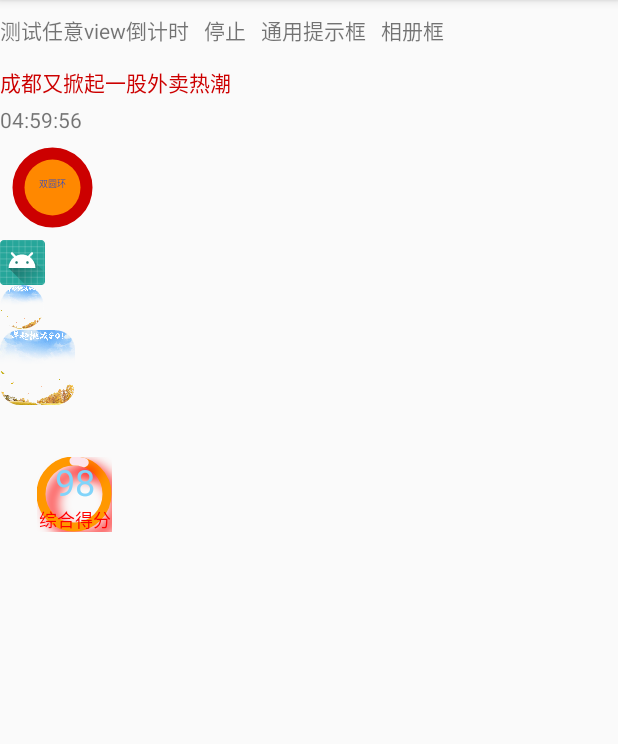
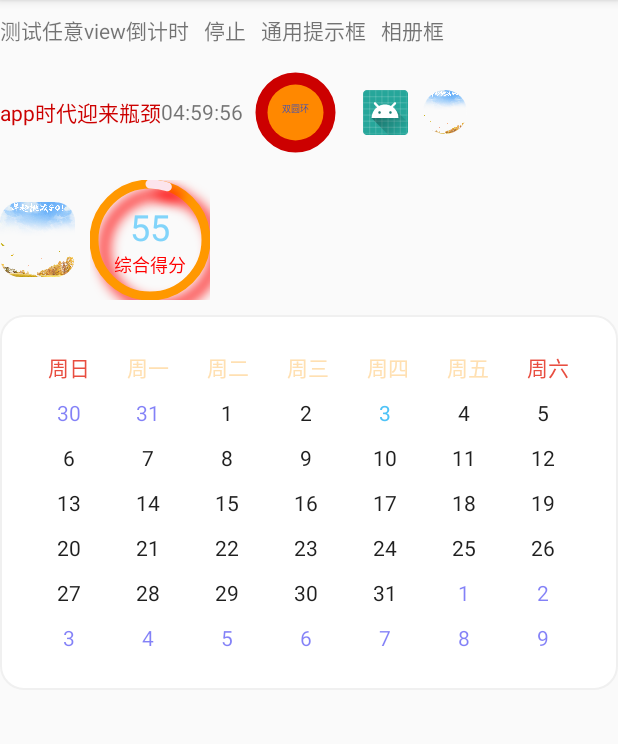
Before and after one commit to zhengzaihong/MyViews, an Android app: the screen it shows after launch (MainActivity), on a phone screen of 412 x 824 dp, the part 84-828 px from its top. Run offline under Robolectric (Android 15) with nearby library versions, the phone set to English and light mode, and no system bars.

Commit message:
version_0.1.7

```diff
--- a/app/src/main/java/dz/solc/myviews/MainActivity.kt
+++ b/app/src/main/java/dz/solc/myviews/MainActivity.kt
@@ -1,13 +1,18 @@
 package dz.solc.myviews
 
+import android.annotation.SuppressLint
 import android.support.v7.app.AppCompatActivity
 import android.os.Bundle
+import android.view.View
+import android.widget.AdapterView
 import android.widget.Toast
+import dz.solc.viewtool.calendar.CalendarAdapter
+import dz.solc.viewtool.calendar.CalendarView
 import dz.solc.viewtool.dialog.OftenDialog
 import dz.solc.viewtool.dialog.PhotoDialog
 import dz.solc.viewtool.view.TimerView
 import kotlinx.android.synthetic.main.activity_main.*
-import java.util.ArrayList
+import java.util.*
 
 class MainActivity : AppCompatActivity(), TimerView.TimerViewListener {
     override fun startfresh(currentime: Int) {
@@ -21,14 +26,15 @@ class MainActivity : AppCompatActivity(), TimerView.TimerViewListener {
     private lateinit var instance: TimerView
     private lateinit var oftendialog: OftenDialog
     private lateinit var photoDialog: PhotoDialog
+    @SuppressLint("WrongConstant")
     override fun onCreate(savedInstanceState: Bundle?) {
         super.onCreate(savedInstanceState)
         setContentView(R.layout.activity_main)
         val list = ArrayList<CharSequence>()
-        list.add("成都又掀起一股外卖热潮")
         list.add("app时代迎来瓶颈")
-        list.add("黄金蛋炒饭正式起了")
-        list.add("说出你心中那道菜")
+        list.add("app时代迎来瓶颈")
+        list.add("app时代迎来瓶颈")
+        list.add("app时代迎来瓶颈")
         marqueeview.setTextColor(android.R.color.holo_red_dark)
         marqueeview.startWithList(list)
 
@@ -74,5 +80,23 @@ class MainActivity : AppCompatActivity(), TimerView.TimerViewListener {
             photoDialog.showDialog()
 
         })
+
+        //超简洁自定义日历控件
+        calendarview.setWorkDayColor(this.resources.getColor(R.color.orange_100))
+                .setRestDayColor(this.resources.getColor(R.color.red_400))
+                .setCurrentDayColor(this.resources.getColor(R.color.light_blue_300))
+                .setHideOtherMonthDay(false)
+                .setInmonthNotToDayColor(this.resources.getColor(R.color.black_alpha_224))
+                .setBackGround(R.drawable.bg_corners_dialog_main)
+                .setMargin(10, 10, 10, 10)
+                .setPading(30, 30, 30, 30)
+                .setOnItmeClickListener { parent, view, position, id ->
+                    Toast.makeText(this, "" + (parent.adapter.getItem(position) as Date).date, 1).show()
+                }
+//                外部自定义样式
+//                .setAdapterItmeLayout(R.layout.calendar_cell_itme2)
+//                .setAdapterDrawListener { holder, position, entity ->
+//                    holder.setText(R.id.tv_date1, "22")
+//                }
     }
 }
--- a/app/src/main/res/layout/activity_main.xml
+++ b/app/src/main/res/layout/activity_main.xml
@@ -36,6 +36,7 @@
             android:layout_marginLeft="@dimen/len_10"
             android:gravity="center_vertical"
             android:text="通用提示框" />
+
         <TextView
             android:id="@+id/tv_photo_dialog"
             android:layout_width="wrap_content"
@@ -45,16 +46,23 @@
             android:text="相册框" />
     </LinearLayout>
 
+
+    <LinearLayout
+        android:gravity="center_vertical"
+        android:layout_width="match_parent"
+        android:layout_height="wrap_content"
+        android:orientation="horizontal">
+
         <dz.solc.viewtool.view.MarqueeView
             android:id="@+id/marqueeview"
-        android:layout_width="match_parent"
+            android:layout_width="wrap_content"
             android:layout_height="30dp"
             android:text="Hello World!"
             app:mvTextColor="@android:color/holo_red_dark" />
 
         <dz.solc.viewtool.view.CountdownTextView
             android:id="@+id/countdowntextview"
-        android:layout_width="match_parent"
+            android:layout_width="wrap_content"
             android:layout_height="20dp" />
 
         <dz.solc.viewtool.view.ProgressWheel
@@ -75,6 +83,8 @@
 
         <dz.solc.viewtool.view.RotateImageView
             android:id="@+id/riv_cycle"
+            android:layout_marginRight="@dimen/len_10"
+            android:layout_marginLeft="@dimen/len_10"
             android:layout_width="30dp"
             android:layout_height="30dp"
             android:background="@mipmap/ic_launcher_round" />
@@ -83,6 +93,15 @@
             android:layout_width="30dp"
             android:layout_height="30dp"
             android:src="@mipmap/bj" />
+
+    </LinearLayout>
+
+    <LinearLayout
+        android:gravity="center_vertical"
+        android:layout_gravity="center_vertical"
+        android:orientation="horizontal"
+        android:layout_width="match_parent"
+        android:layout_height="wrap_content">
 
         <dz.solc.viewtool.view.RoundIconView
             android:id="@+id/riv_round"
@@ -93,20 +112,19 @@
 
         <RelativeLayout
             android:layout_width="@dimen/len_100"
-        android:layout_height="@dimen/len_100"
-        android:layout_marginTop="@dimen/len_10">
+            android:layout_height="@dimen/len_100">
 
             <dz.solc.viewtool.view.CircleProgressBar
                 android:id="@+id/circleProgressBar"
-            android:layout_width="50dp"
-            android:layout_height="50dp"
+                android:layout_width="150dp"
+                android:layout_height="150dp"
                 android:layout_centerHorizontal="true"
                 android:layout_centerInParent="true"
                 android:layout_gravity="center"
                 android:layout_marginTop="20dp"
                 app:circleWidth="6dp"
                 app:firstColor="#ff9800"
-            app:progress="10"
+                app:progress="55"
                 app:secondColor="#fce4ec"
                 app:showText="false" />
 
@@ -121,7 +139,7 @@
                     android:id="@+id/tv_score"
                     android:layout_width="wrap_content"
                     android:layout_height="wrap_content"
-                android:text="98"
+                    android:text="55"
                     android:textColor="@color/light_blue_200"
                     android:textSize="@dimen/font_24" />
 
@@ -135,4 +153,17 @@
             </LinearLayout>
 
         </RelativeLayout>
+
     </LinearLayout>
+
+
+    <dz.solc.viewtool.calendar.CalendarView
+        android:id="@+id/calendarview"
+        android:layout_width="match_parent"
+        android:layout_height="wrap_content"
+        android:layout_marginLeft="@dimen/len_30"
+        android:layout_marginRight="@dimen/len_30">
+
+    </dz.solc.viewtool.calendar.CalendarView>
+
+</LinearLayout>
--- /dev/null
+++ b/app/src/main/res/layout/calendar_cell_itme2.xml
@@ -0,0 +1,13 @@
+<?xml version="1.0" encoding="utf-8"?>
+<RelativeLayout xmlns:android="http://schemas.android.com/apk/res/android"
+    android:layout_width="match_parent"
+    android:background="@color/pink_500"
+    android:layout_height="match_parent">
+
+    <TextView
+        android:id="@+id/tv_date1"
+        android:layout_width="30dp"
+        android:layout_height="30dp"
+        android:layout_centerInParent="true"
+        android:gravity="center" />
+</RelativeLayout>
--- a/myview/build.gradle
+++ b/myview/build.gradle
@@ -43,7 +43,7 @@ publish {
     userOrg = 'zhengzaihong'
     groupId = 'com.zzh'
     uploadName = "viewtool"
-    publishVersion = '0.1.6'
+    publishVersion = '0.1.7'
     desc = 'this quick tools make your app has kinds of viewtools'
     website = 'https://github.com/zhengzaihong/MyViews.git'
 }
--- /dev/null
+++ b/myview/src/main/java/dz/solc/viewtool/calendar/CalendarAdapter.java
@@ -0,0 +1,215 @@
+package dz.solc.viewtool.calendar;
+
+import android.annotation.SuppressLint;
+import android.content.Context;
+import android.graphics.Bitmap;
+import android.util.SparseArray;
+import android.view.LayoutInflater;
+import android.view.View;
+import android.view.ViewGroup;
+import android.widget.BaseAdapter;
+import android.widget.ImageView;
+import android.widget.TextView;
+
+import java.util.Date;
+import java.util.HashSet;
+import java.util.List;
+import java.util.Set;
+
+import dz.solc.viewtool.R;
+
+/**
+ * creat_user: zhengzaihong
+ * email:1096877329@qq.com
+ * creat_date: 2017/12/5
+ * creat_time: 21:42
+ * describe: 日期适配器
+ **/
+public abstract class CalendarAdapter<T> extends BaseAdapter {
+    private List<Date> listdata;
+    private Set<Integer> singdays = new HashSet<>();
+    private Context mContext;
+    private LayoutInflater inflater;
+    private Date nowdate;
+    private boolean hideotherday = false;
+    private int otherdaycolor = R.color.black_alpha_80;
+    private int currendaycolor = R.color.red;
+    private int inmonthnotday = R.color.red_200;
+    private int layoutId;
+
+    public CalendarAdapter(Context context, List<Date> listdata, int layoutId) {
+        this.mContext = context;
+        this.listdata = listdata;
+        this.layoutId = layoutId;
+        inflater = (LayoutInflater) context.getSystemService(Context.LAYOUT_INFLATER_SERVICE);
+        nowdate = new Date();
+    }
+
+
+    public void updatedays(Set<Integer> singdays) {
+        this.singdays = singdays;
+        notifyDataSetChanged();
+    }
+
+    //设置隐藏其他月份的日期显示
+    public CalendarAdapter setHideOtherMonthDay(boolean hideotherday) {
+        this.hideotherday = hideotherday;
+        return this;
+    }
+
+    //设置其他月份的颜色
+    public CalendarAdapter setOtherMonthDayColor(int color) {
+        this.otherdaycolor = color;
+        return this;
+    }
+
+    //设置当天的颜色
+    public CalendarAdapter setCurrentDayColor(int color) {
+        this.currendaycolor = color;
+        return this;
+    }
+
+    //设置当月非当天的颜色
+    public CalendarAdapter setInmonthNotToDayColor(int color) {
+        this.inmonthnotday = color;
+        return this;
+    }
+
+    @Override
+    public int getCount() {
+        return null != listdata ? listdata.size() : 0;
+    }
+
+    @Override
+    public Object getItem(int i) {
+        return null != listdata ? listdata.get(i) : i;
+    }
+
+    @Override
+    public long getItemId(int i) {
+        return i;
+    }
+
+    @SuppressLint("ResourceAsColor")
+    @Override
+    public View getView(int position, View convertView, ViewGroup parent) {
+
+        if (layoutId == R.layout.calendar_cell_itme) {
+            ViewHolder1 holder;
+            if (null == convertView) {
+                convertView = inflater.inflate(layoutId, null);
+                holder = new ViewHolder1(convertView);
+                convertView.setTag(holder);
+            } else {
+                holder = (ViewHolder1) convertView.getTag();
+            }
+            Date date = listdata.get(position);
+            holder.tv_date.setText(date.getDate() + "");
+            //判断时间是不是当天
+            if (nowdate.getDate() == date.getDate() && nowdate.getYear() == date.getYear() && nowdate.getMonth() == date.getMonth() && nowdate.getDay() == date.getDay()) {
+                holder.tv_date.setTextColor(currendaycolor);
+            } else {
+                holder.tv_date.setTextColor(inmonthnotday);
+            }
+            //如果签到包含则改变字体颜色
+            if (singdays.contains(date.getDate())) {
+                holder.tv_date.setTextColor(currendaycolor);
+            }
+            //把不是本月份的号数设置颜色
+            if (nowdate.getMonth() != date.getMonth()) {
+                holder.tv_date.setTextColor(otherdaycolor);
+                if (hideotherday) {
+                    holder.tv_date.setVisibility(View.INVISIBLE);
+                }
+            }
+
+            return convertView;
+        } else {
+            ViewHolder holder = ViewHolder.get(mContext, convertView, parent, layoutId, position);
+            convert(holder, position, (T) listdata.get(position));
+            return holder.getConvertView();
+        }
+
+    }
+
+    private class ViewHolder1 {
+        View view;
+        TextView tv_date;
+
+        public ViewHolder1(View view) {
+            this.view = view;
+            tv_date = view.findViewById(R.id.tv_date);
+        }
+    }
+
+    /**
+     * @param holder 是getView中要用来返回的哪个holder，第二个参数是getItem(position)，是list<T>中的那个T，即每行的数据对象
+     */
+    public abstract void convert(ViewHolder holder, int position, T entity);
+
+    public static class ViewHolder {
+        private int mPosition;
+        private View mConvertView;
+        private SparseArray<View> mViews;
+
+        private ViewHolder(Context context, ViewGroup parent, int layoutId, int position) {
+            this.mPosition = position;
+            this.mViews = new SparseArray<View>();
+            mConvertView = LayoutInflater.from(context).inflate(layoutId, parent, false);
+            mConvertView.setTag(this);
+        }
+
+        public static ViewHolder get(Context context, View convertView, ViewGroup parent, int layoutId, int position) {
+            if (convertView == null) {
+                return new ViewHolder(context, parent, layoutId, position);
+            } else {
+                ViewHolder holder = (ViewHolder) convertView.getTag();
+                holder.mPosition = position;
+                return holder;
+            }
+        }
+
+        //根据id，从xml中找出来
+        public <E extends View> E getView(int viewId) {
+            View view = mViews.get(viewId);
+            if (view == null) {
+                view = mConvertView.findViewById(viewId);
+                mViews.put(viewId, view);
+
+            }
+            return (E) view;
+        }
+
+        public View getConvertView() {
+            return mConvertView;
+        }
+
+        /**
+         * 根据textView的id和传来的字符串直接给这个textView赋值
+         *
+         * @param viewId
+         * @param text
+         * @return
+         */
+        public ViewHolder setText(int viewId, String text) {
+            TextView tv = getView(viewId);
+            tv.setText(text);
+            return this;
+        }
+
+
+        public ViewHolder setImageResource(int viewId, int resId) {
+            ImageView view = getView(viewId);
+            view.setImageResource(resId);
+            return this;
+        }
+
+        public ViewHolder setImageBitmap(int viewId, Bitmap bitMap) {
+            ImageView view = getView(viewId);
+            view.setImageBitmap(bitMap);
+            return this;
+        }
+
+
+    }
+}
--- /dev/null
+++ b/myview/src/main/java/dz/solc/viewtool/calendar/CalendarView.java
@@ -0,0 +1,233 @@
+package dz.solc.viewtool.calendar;
+
+import android.content.Context;
+import android.os.Build;
+import android.support.annotation.Nullable;
+import android.support.annotation.RequiresApi;
+import android.util.AttributeSet;
+import android.view.LayoutInflater;
+import android.view.View;
+import android.widget.AdapterView;
+import android.widget.GridView;
+import android.widget.LinearLayout;
+import android.widget.TextView;
+
+import java.util.ArrayList;
+import java.util.Calendar;
+import java.util.Date;
+
+import dz.solc.viewtool.R;
+
+
+/**
+ * creat_user: zhengzaihong
+ * email:1096877329@qq.com
+ * creat_date: 2017/12/5
+ * creat_time: 21:00
+ * describe: 自定义日历控件
+ **/
+public class CalendarView extends LinearLayout {
+
+    protected Context mContext;
+    protected TextView tvSunday;
+    protected TextView tvMonday;
+    protected TextView tvTuesday;
+    protected TextView tvWednesday;
+    protected TextView tvThursday;
+    protected TextView tvFriday;
+    protected TextView tvSaturday;
+
+    protected GridView gridView;
+    protected Calendar calendar = Calendar.getInstance();
+    protected CalendarAdapter adapter;
+
+    private WatchOtherLayoutDrawListener layoutDrawListener;
+    private int defalutItmeLayout = R.layout.calendar_cell_itme;
+    protected View view;
+
+    public CalendarView(Context context) {
+        super(context);
+        this.mContext = context;
+        initview();
+    }
+
+    public CalendarView(Context context, @Nullable AttributeSet attrs) {
+        super(context, attrs);
+        this.mContext = context;
+        initview();
+    }
+
+    public CalendarView(Context context, @Nullable AttributeSet attrs, int defStyleAttr) {
+        super(context, attrs, defStyleAttr);
+        this.mContext = context;
+        initview();
+    }
+
+    @RequiresApi(api = Build.VERSION_CODES.LOLLIPOP)
+    public CalendarView(Context context, AttributeSet attrs, int defStyleAttr, int defStyleRes) {
+        super(context, attrs, defStyleAttr, defStyleRes);
+        this.mContext = context;
+        initview();
+    }
+
+    private void initview() {
+        LayoutInflater inflater = (LayoutInflater) mContext.getSystemService(Context.LAYOUT_INFLATER_SERVICE);
+        view = inflater.inflate(R.layout.calendar_view_nav, this);
+        bindlistener();
+        initdata();
+    }
+
+    private void bindlistener() {
+        gridView = findViewById(R.id.gv_cells);
+
+        tvMonday = findViewById(R.id.tvMonday);
+        tvTuesday = findViewById(R.id.tvTuesday);
+        tvWednesday = findViewById(R.id.tvWednesday);
+        tvThursday = findViewById(R.id.tvThursday);
+        tvFriday = findViewById(R.id.tvFriday);
+
+
+        tvSaturday = findViewById(R.id.tvSaturday);
+        tvSunday = findViewById(R.id.tvSunday);
+    }
+
+
+    public CalendarView setMargin(int left, int top, int right, int bottom) {
+        LinearLayout.LayoutParams params = new LinearLayout.LayoutParams(view.getLayoutParams());
+        params.setMargins(left, top, right, bottom);
+        view.setLayoutParams(params);
+
+        return this;
+    }
+
+    public CalendarView setPading(int left, int top, int right, int bottom) {
+        LinearLayout.LayoutParams params = new LinearLayout.LayoutParams(view.getLayoutParams());
+        view.setPadding(left, top, right, bottom);
+        view.setLayoutParams(params);
+        return this;
+    }
+
+
+    public CalendarView setBackGround(int res) {
+        view.setBackgroundResource(res);
+        return this;
+    }
+
+    public CalendarView setWorkDayColor(int color) {
+        tvMonday.setTextColor(color);
+        tvTuesday.setTextColor(color);
+        tvWednesday.setTextColor(color);
+        tvThursday.setTextColor(color);
+        tvFriday.setTextColor(color);
+        return this;
+    }
+
+    public CalendarView setRestDayColor(int color) {
+        tvSaturday.setTextColor(color);
+        tvSunday.setTextColor(color);
+        return this;
+    }
+
+    //周末可能还是另外一种颜色
+    public CalendarView setSunDayColor(int color) {
+        tvSunday.setTextColor(color);
+        return this;
+    }
+
+    //设置外置itme样式
+    public CalendarView setAdapterItmeLayout(int layout) {
+        this.defalutItmeLayout = layout;
+        initdata();
+        return this;
+    }
+
+    //设置外置itme样式
+    public CalendarView setOnItmeClickListener(AdapterView.OnItemClickListener listener) {
+        gridView.setOnItemClickListener(listener);
+        return this;
+    }
+
+    //设置外置itme样式
+    public CalendarView setAdapterDrawListener(WatchOtherLayoutDrawListener layoutDrawListener) {
+        this.layoutDrawListener = layoutDrawListener;
+        return this;
+    }
+
+    public interface WatchOtherLayoutDrawListener {
+        void convert(CalendarAdapter.ViewHolder holder, int position, Object entity);
+    }
+
+
+    //TODO  默认布局文件没使用  如果是外部自定义布局可以 使用该方法 查看上一个月 下一个月
+    //上一个月
+    public CalendarView preMonth() {
+        calendar.add(Calendar.MONTH, -1);
+        return this;
+    }
+
+    //下一个月
+    public CalendarView nextMonth() {
+        calendar.add(Calendar.MONTH, 1);
+        return this;
+    }
+
+    protected void initdata() {
+        //用于存储每月的天数
+        ArrayList<Date> cells = new ArrayList<>();
+        //复制一个日历工具
+        Calendar cellcalendar = (Calendar) calendar.clone();
+        //指向当月的第一天
+        cellcalendar.set(Calendar.DAY_OF_MONTH, 1);
+        //计算出当月第一天 星期几
+        int predays = cellcalendar.get(Calendar.DAY_OF_WEEK) - 1;
+        cellcalendar.add(Calendar.DAY_OF_MONTH, -predays);
+        //假如当月第一天可能出现在 周六上，即当月1号在第一行的末尾，则出现6行,则最大有42个单元格。
+        int maxsize = 6 * 7;
+        while (cells.size() < maxsize) {
+            cells.add(cellcalendar.getTime());
+            cellcalendar.add(Calendar.DAY_OF_MONTH, 1);
+        }
+        adapter = new CalendarAdapter(mContext, cells, defalutItmeLayout) {
+            @Override
+            public void convert(ViewHolder holder, int position, Object entity) {
+                if (null != layoutDrawListener) {
+                    layoutDrawListener.convert(holder, position, entity);
+                }
+            }
+        };
+        gridView.setAdapter(adapter);
+
+        //todo  如果需要参与页面滑动  动态计算下gridView 高度
+    }
+
+    // 返回当前日历adapter
+    public CalendarAdapter getCalendarAdapter() {
+        return adapter;
+    }
+
+    //设置隐藏其他月份的日期显示
+    public CalendarView setHideOtherMonthDay(boolean hideotherday) {
+        getCalendarAdapter().setHideOtherMonthDay(hideotherday);
+        return this;
+    }
+
+    //设置其他月份的颜色
+    public CalendarView setOtherMonthDayColor(int color) {
+        getCalendarAdapter().setOtherMonthDayColor(color);
+        return this;
+    }
+
+    //设置当天的颜色
+    public CalendarView setCurrentDayColor(int color) {
+        getCalendarAdapter().setCurrentDayColor(color);
+        return this;
+    }
+
+    //设置当月非当天的颜色
+    public CalendarView setInmonthNotToDayColor(int color) {
+        getCalendarAdapter().setInmonthNotToDayColor(color);
+        return this;
+    }
+
+
+}
--- a/myview/src/main/java/dz/solc/viewtool/dialog/PhotoDialog.java
+++ b/myview/src/main/java/dz/solc/viewtool/dialog/PhotoDialog.java
@@ -223,8 +223,9 @@ public class PhotoDialog {
 
     private OnItemClickListener listener;
 
-    public void setOnItemClickListener(OnItemClickListener listener) {
+    public PhotoDialog setOnItemClickListener(OnItemClickListener listener) {
         this.listener = listener;
+        return this;
     }
 
     public interface OnItemClickListener {
--- /dev/null
+++ b/myview/src/main/res/layout/calendar_cell_itme.xml
@@ -0,0 +1,12 @@
+<?xml version="1.0" encoding="utf-8"?>
+<RelativeLayout xmlns:android="http://schemas.android.com/apk/res/android"
+    android:layout_width="match_parent"
+    android:layout_height="match_parent">
+
+    <TextView
+        android:id="@+id/tv_date"
+        android:layout_width="30dp"
+        android:layout_height="30dp"
+        android:layout_centerInParent="true"
+        android:gravity="center" />
+</RelativeLayout>
--- /dev/null
+++ b/myview/src/main/res/layout/calendar_view_nav.xml
@@ -0,0 +1,82 @@
+<?xml version="1.0" encoding="utf-8"?>
+<LinearLayout xmlns:android="http://schemas.android.com/apk/res/android"
+    android:layout_width="match_parent"
+    android:id="@+id/llRootView"
+    android:layout_height="wrap_content"
+    android:orientation="vertical">
+
+    <LinearLayout
+        android:layout_width="match_parent"
+        android:layout_height="30dp"
+        android:gravity="center_vertical"
+        android:orientation="horizontal"
+        android:weightSum="7">
+
+        <TextView
+            android:id="@+id/tvSunday"
+            android:layout_width="0dp"
+            android:layout_height="wrap_content"
+            android:layout_weight="1"
+            android:gravity="center"
+            android:text="周日" />
+
+        <TextView
+            android:id="@+id/tvMonday"
+            android:layout_width="0dp"
+            android:layout_height="wrap_content"
+            android:layout_weight="1"
+            android:gravity="center"
+            android:text="周一" />
+
+        <TextView
+            android:id="@+id/tvTuesday"
+            android:layout_width="0dp"
+            android:layout_height="wrap_content"
+            android:layout_weight="1"
+            android:gravity="center"
+            android:text="周二" />
+
+        <TextView
+            android:id="@+id/tvWednesday"
+            android:layout_width="0dp"
+            android:layout_height="wrap_content"
+            android:layout_weight="1"
+            android:gravity="center"
+            android:text="周三" />
+
+        <TextView
+            android:id="@+id/tvThursday"
+            android:layout_width="0dp"
+            android:layout_height="wrap_content"
+            android:layout_weight="1"
+            android:gravity="center"
+            android:text="周四" />
+
+        <TextView
+            android:id="@+id/tvFriday"
+            android:layout_width="0dp"
+            android:layout_height="wrap_content"
+            android:layout_weight="1"
+            android:gravity="center"
+            android:text="周五" />
+
+        <TextView
+            android:id="@+id/tvSaturday"
+            android:layout_width="0dp"
+            android:layout_height="wrap_content"
+            android:layout_weight="1"
+            android:gravity="center"
+            android:text="周六" />
+    </LinearLayout>
+
+    <GridView
+        android:id="@+id/gv_cells"
+        android:layout_width="match_parent"
+        android:layout_height="wrap_content"
+        android:clickable="false"
+        android:gravity="center"
+        android:listSelector="@color/white"
+        android:numColumns="7"
+        android:scrollbars="none"></GridView>
+
+</LinearLayout>
```
Lines whose indentation alone changed are shown as unchanged.
